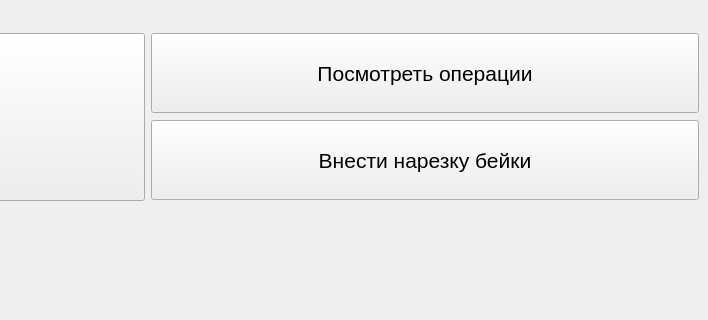
Meller008/CRM-Avi, file ui/operation/main.ui: the form before one commit; both pictures show x 412 to 1120 and y 239 to 559 of the 1120 by 747 pixel window.
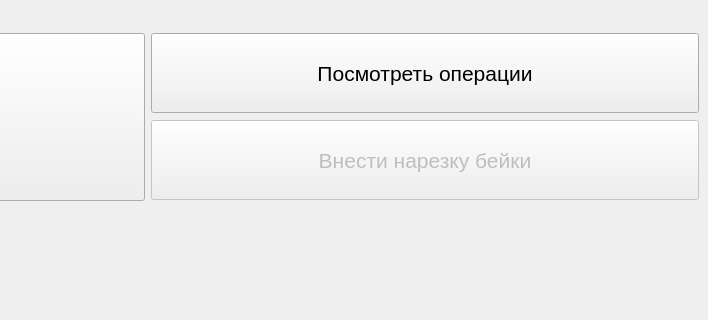
The form after the commit. The open tabs and pages were chosen to show the change.

Commit message: работа - Добавлен двойнок клик по таблице для опреций работников. + Доступ  для работников

What changed in the file:
```diff
--- a/ui/operation/main.ui
+++ b/ui/operation/main.ui
@@ -232,7 +232,10 @@
            </widget>
           </item>
           <item row="1" column="1">
-           <widget class="QPushButton" name="pushButton_11">
+           <widget class="QPushButton" name="pb_beika">
+            <property name="enabled">
+             <bool>false</bool>
+            </property>
             <property name="minimumSize">
              <size>
               <width>0</width>
```
Left out of the diff: 21 changed lines with no effect on the pictures. The commit also changes 1 other file.
